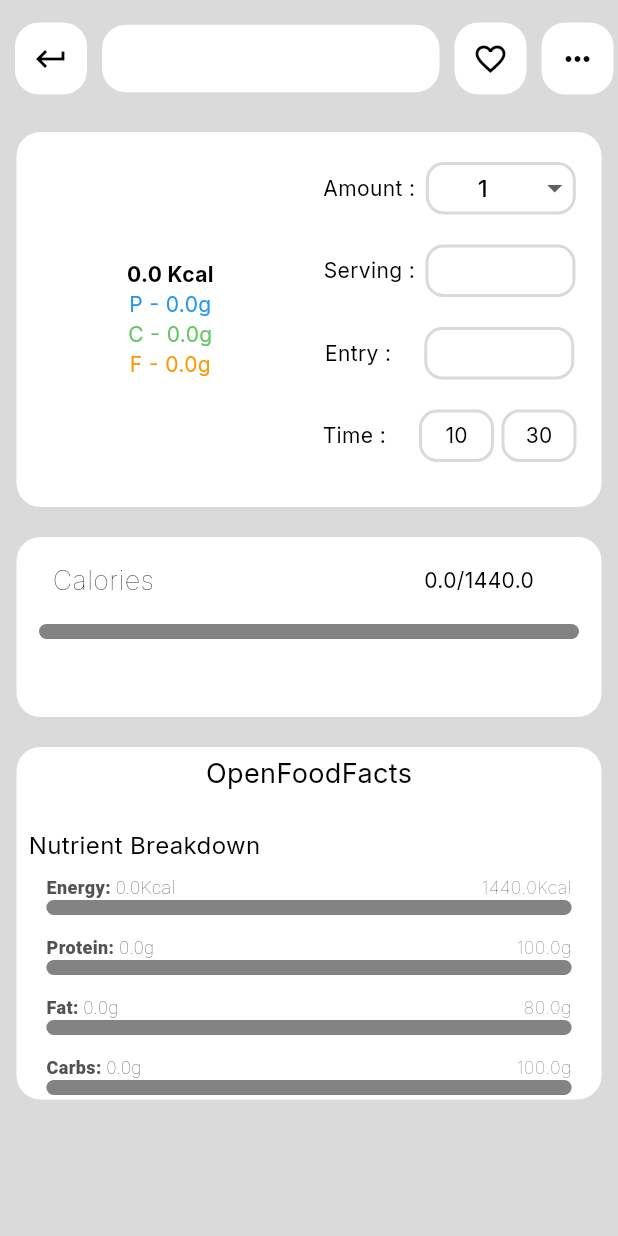
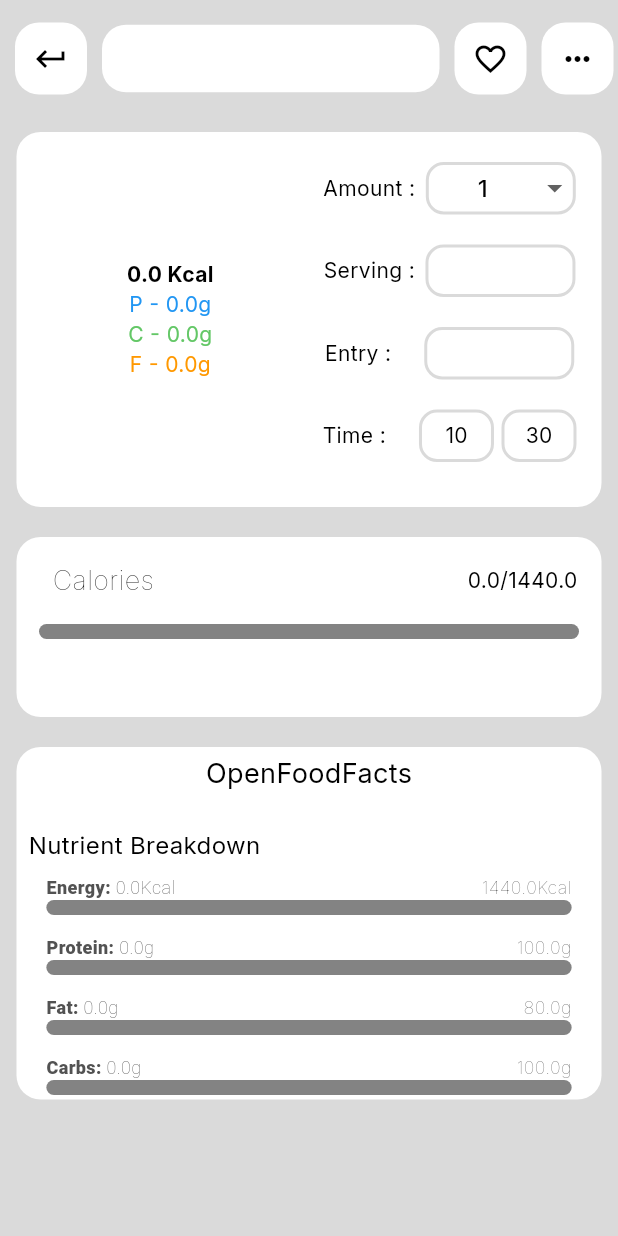
Before and after one commit to ignasvilimaitis/Flutter-Workout-Food-Tracking-Project, a Flutter app: the FoodNutritionInfopage screen opened directly with empty values, on a phone screen of 412 x 824 dp. Run offline on Flutter 3.47's test engine with Material 3 defaults, Android fonts, the phone set to English and light mode, and no system bars; our stand-ins replace flutter_svg, shared_preferences, smooth_page_indicator, sqflite; missing offline and left inert: openfoodfacts; accounts and stored records are empty.

Commit message:
quick fix in food overview page

```diff
--- a/lib/features/food-logging/food_nutrition/food_nutrition_infopage.dart
+++ b/lib/features/food-logging/food_nutrition/food_nutrition_infopage.dart
@@ -301,9 +301,11 @@ class _FoodNutritionInfopageState extends State<FoodNutritionInfopage> {
                                 ),
                               ),
 
-                              SizedBox(width: 180),
+                              Spacer(),
                               Text(
                                 "${(totalMacros.calorieAmount + (widget.food.calories * foodAmount)).toStringAsFixed(1)}/${macroGoals.calorieGoal}",
+                                overflow: TextOverflow.ellipsis,
+                                maxLines: 1,
                               ),
                             ],
                           ),
```
